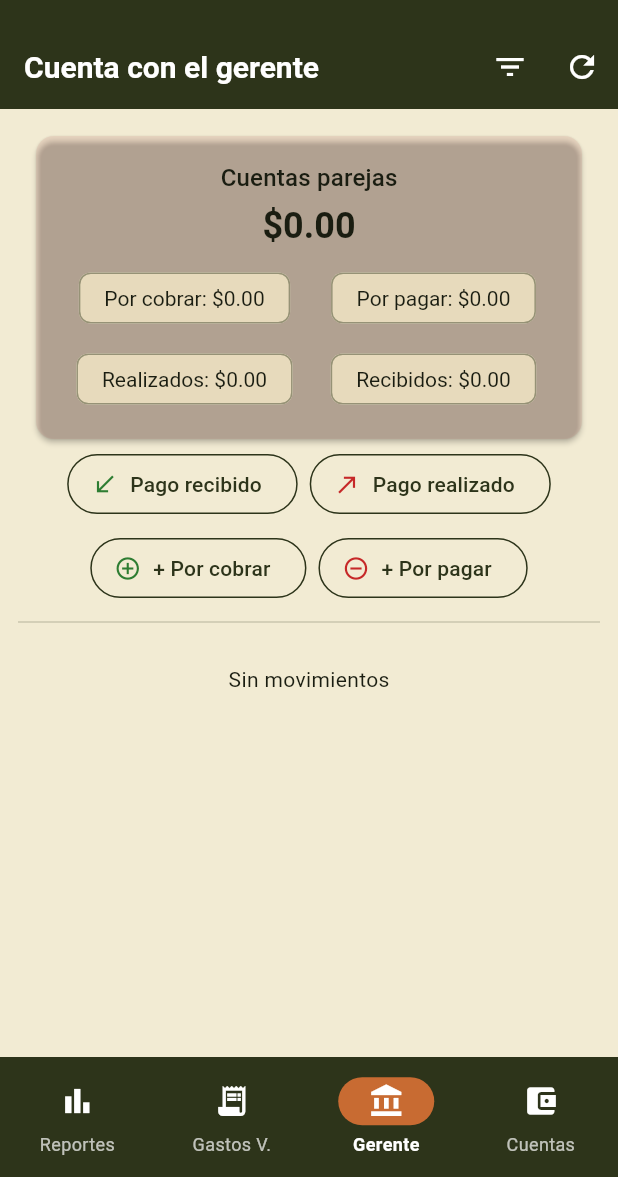
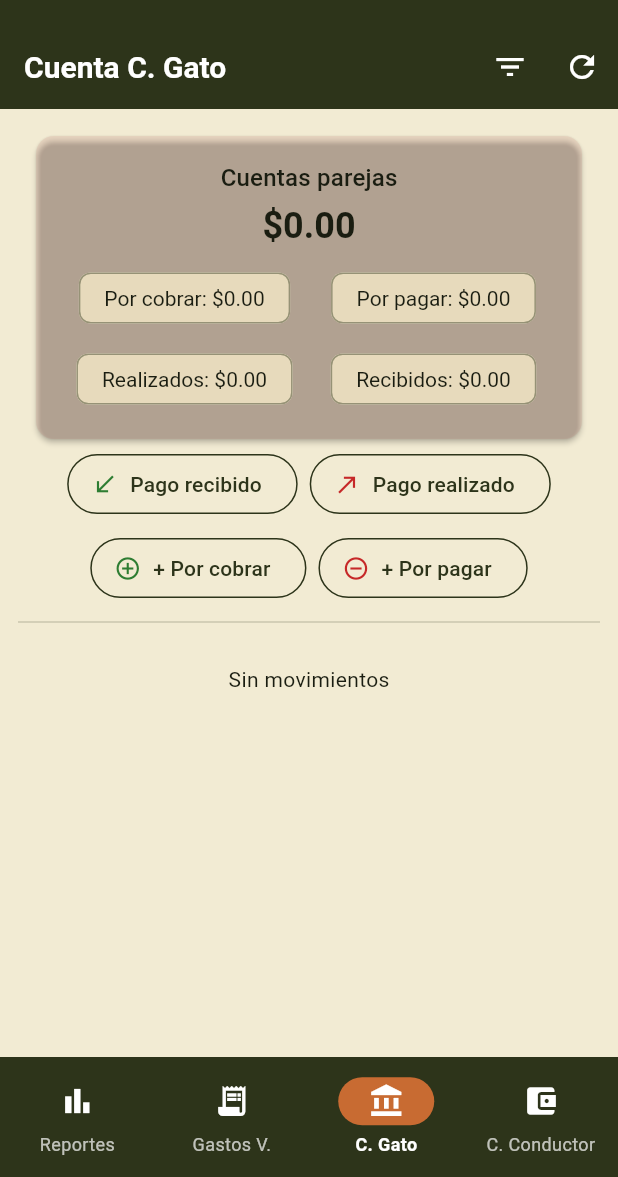
Before and after one commit to JoffreSalvador/SinotrukApp, a Flutter app: the AdminHome screen opened directly with empty values, item 3 of the bottom bar chosen, on a phone screen of 412 x 824 dp, the part 59-1236 px from its top. Run offline on Flutter 3.47's test engine with Material 3 defaults, Android fonts, the phone set to English and light mode, and no system bars; our stand-ins replace flutter_dotenv, flutter_riverpod, package_info_plus, supabase_flutter; missing offline and left inert: ota_update; accounts and stored records are empty; network calls fail.

Commit message:
chore: actualizar nombres de secciones en la interfaz de administración y versión del paquete

```diff
--- a/lib/views/admin/admin_home.dart
+++ b/lib/views/admin/admin_home.dart
@@ -31,7 +31,7 @@ class _AdminHomeState extends ConsumerState<AdminHome> {
 
   static const _mains = [0, 3, 4, 5];
 
-  /// Índice resaltado en la barra (0 Reportes, 1 Gastos V., 2 Gerente, 3 Cuentas).
+  /// Índice resaltado en la barra (0 Reportes, 1 Gastos V., 2 C. Gato, 3 C. Conductor).
   int get _barIndex => _mains.indexOf(_lastMain);
 
   void _go(int i) {
@@ -156,11 +156,11 @@ class _AdminHomeState extends ConsumerState<AdminHome> {
                         index: 3),
                     _drawerTile(
                         icon: Icons.account_balance,
-                        label: 'Gerente',
+                        label: 'C. Gato',
                         index: 4),
                     _drawerTile(
                         icon: Icons.account_balance_wallet,
-                        label: 'Cuentas',
+                        label: 'C. Conductor',
                         index: 5),
                     const Divider(),
                     _sectionLabel('Administración'),
@@ -199,9 +199,9 @@ class _AdminHomeState extends ConsumerState<AdminHome> {
           NavigationDestination(
               icon: Icon(Icons.receipt_long), label: 'Gastos V.'),
           NavigationDestination(
-              icon: Icon(Icons.account_balance), label: 'Gerente'),
+              icon: Icon(Icons.account_balance), label: 'C. Gato'),
           NavigationDestination(
-              icon: Icon(Icons.account_balance_wallet), label: 'Cuentas'),
+              icon: Icon(Icons.account_balance_wallet), label: 'C. Conductor'),
         ],
       ),
     );
--- a/lib/views/admin/driver_accounts_admin_screen.dart
+++ b/lib/views/admin/driver_accounts_admin_screen.dart
@@ -70,7 +70,7 @@ class _DriverAccountsAdminScreenState extends ConsumerState<DriverAccountsAdminS
 
     return Scaffold(
       appBar: AppBar(
-        title: const Text('Cuentas conductores'),
+        title: const Text('C. Conductor'),
         actions: [
           IconButton(
             icon: const Icon(Icons.refresh),
--- a/lib/views/admin/manager_accounts_screen.dart
+++ b/lib/views/admin/manager_accounts_screen.dart
@@ -39,7 +39,7 @@ class _ManagerAccountsScreenState extends ConsumerState<ManagerAccountsScreen> {
     final adjAsync = ref.watch(managerAdjustmentStreamProvider(range));
 
     return Scaffold(
-      appBar: AppBar(title: const Text('Cuenta con el gerente'), actions: [
+      appBar: AppBar(title: const Text('Cuenta C. Gato'), actions: [
         IconButton(
           icon: Icon(Icons.filter_list,
               color: (_showFilter || _hasFilter) ? AppTheme.button : null),
--- a/pubspec.yaml
+++ b/pubspec.yaml
@@ -1,7 +1,7 @@
 name: sinotruk_app
 description: Sinotruk Transport - gestion de viajes, gastos y cuentas (Flutter + Supabase online-first)
 publish_to: "none"
-version: 1.1.1+3
+version: 1.1.2+4
 
 environment:
   sdk: ">=3.4.0 <4.0.0"
```
